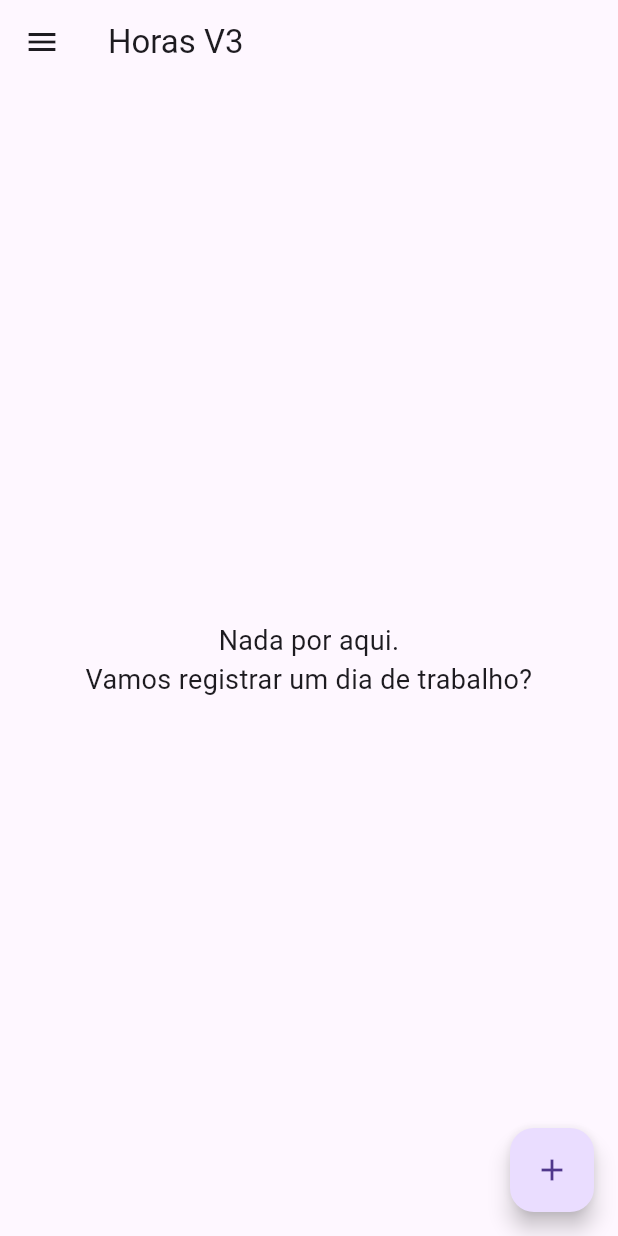
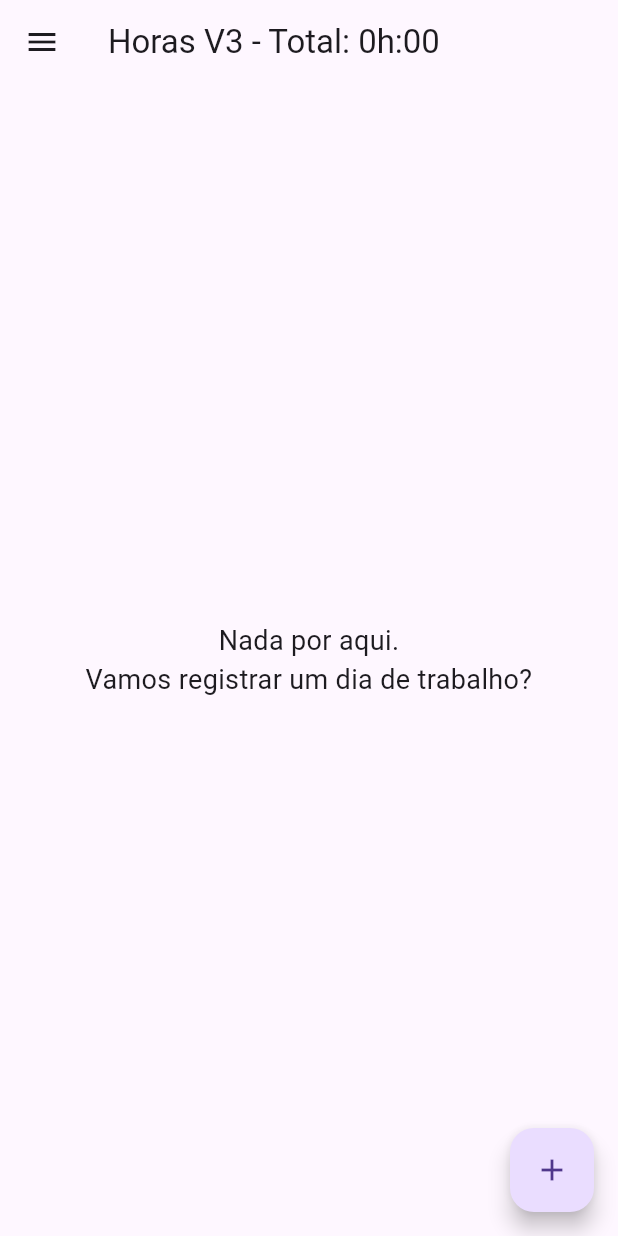
Before and after one commit to WebEvolui/controle-horas-v1, a Flutter app: the screen it shows once a user with an empty profile is signed in, on a phone screen of 412 x 824 dp. Run offline on Flutter 3.47's test engine with Material 3 defaults, Android fonts, the phone set to English and light mode, and no system bars; our stand-ins replace cloud_firestore, firebase_auth, firebase_core, firebase_messaging, google_sign_in, mask_text_input_formatter; accounts and stored records are empty; generated files the repository leaves out were written again.

Commit message:
Aula final - Desafio feito por mim 😏

```diff
--- a/lib/screens/home_screen.dart
+++ b/lib/screens/home_screen.dart
@@ -11,6 +11,7 @@ import '../models/hour.dart';
 
 class HomeScreen extends StatefulWidget {
   final User user;
+  String titulo = 'Horas V3';
 
   HomeScreen({super.key, required this.user});
 
@@ -35,7 +36,7 @@ class _HomeScreenState extends State<HomeScreen> {
     return Scaffold(
       drawer: Menu(user: widget.user),
       appBar: AppBar(
-        title: const Text('Horas V3'),
+        title: Text(widget.titulo),
       ),
       floatingActionButton: FloatingActionButton(
         onPressed: () {
@@ -227,15 +228,20 @@ class _HomeScreenState extends State<HomeScreen> {
   }
 
   Future<void> refresh() async {
-    // double total = 0;
+    double total = 0;
     List<Hour> temp = [];
 
     QuerySnapshot<Map<String, dynamic>> snapshot = await firestore.collection(widget.user.uid).get();
     for (var doc in snapshot.docs) {
       temp.add(Hour.fromMap(doc.data()));
+      total += doc.data()['minutos'];
     }
+
+    Duration horas = Duration(minutes: total.toInt());
+
     setState(() {
       listHours = temp;
+      widget.titulo = 'Horas V3 - Total: ${horas.inHours.toString()}h:${horas.inMinutes.remainder(60).toString().padLeft(2, '0')}';
     });
   }
 }
```
